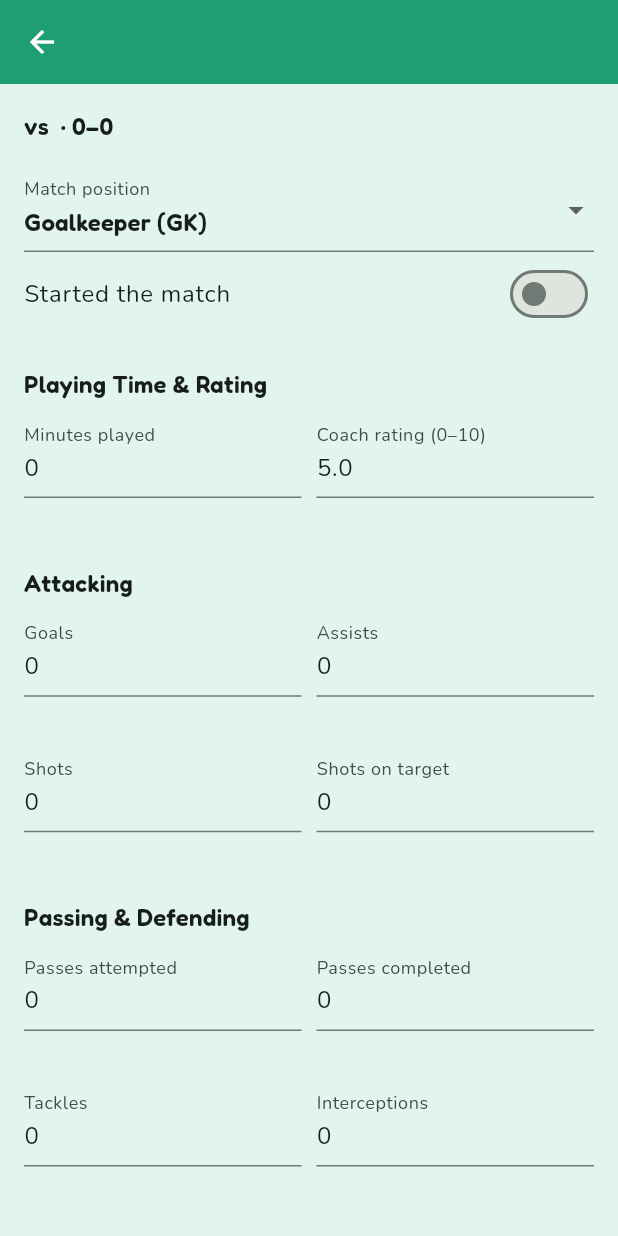
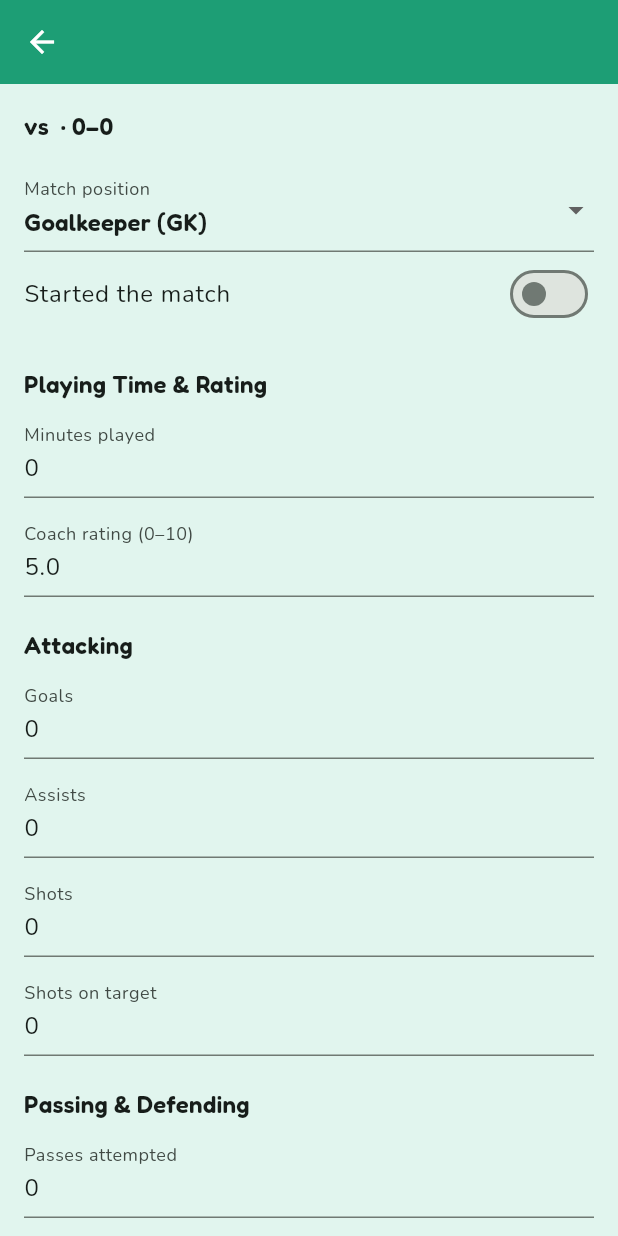
Before and after one commit to andreswooshik/FootPath-Cebu, a Flutter app: the EditMatchPerformanceScreen screen opened directly with empty values, on a phone screen of 412 x 824 dp. Run offline on Flutter 3.47's test engine with Material 3 defaults, Android fonts, the phone set to English and light mode, and no system bars; our stand-ins replace connectivity_plus, firebase_auth, firebase_core, firebase_messaging, flutter_animate, flutter_riverpod and 4 more; accounts and stored records are empty.

Commit message:
feat(mobile): make data layouts large-text friendly

```diff
--- a/footpath_cebu/lib/presentation/screens/edit_match_performance_screen.dart
+++ b/footpath_cebu/lib/presentation/screens/edit_match_performance_screen.dart
@@ -311,14 +311,27 @@ class _EditMatchPerformanceScreenState
           children: [
             Text(title, style: Theme.of(context).textTheme.titleMedium),
             const SizedBox(height: 8),
-            GridView.count(
-              shrinkWrap: true,
-              physics: const NeverScrollableScrollPhysics(),
-              crossAxisCount: 2,
-              childAspectRatio: 2.3,
-              mainAxisSpacing: 10,
-              crossAxisSpacing: 10,
-              children: fields,
+            LayoutBuilder(
+              builder: (context, constraints) {
+                final columns = constraints.maxWidth >= 720
+                    ? 3
+                    : constraints.maxWidth >= 440
+                    ? 2
+                    : 1;
+                const spacing = 10.0;
+                final fieldWidth =
+                    (constraints.maxWidth - (spacing * (columns - 1))) /
+                    columns;
+                return Wrap(
+                  key: Key('performance-fields-columns-$columns'),
+                  spacing: spacing,
+                  runSpacing: spacing,
+                  children: [
+                    for (final field in fields)
+                      SizedBox(width: fieldWidth, child: field),
+                  ],
+                );
+              },
             ),
           ],
         ),
--- a/footpath_cebu/lib/presentation/screens/match_statistics_screen.dart
+++ b/footpath_cebu/lib/presentation/screens/match_statistics_screen.dart
@@ -121,10 +121,10 @@ class _PlayerMatchStatisticsViewState
             style: Theme.of(context).textTheme.headlineSmall,
           ),
           const SizedBox(height: 12),
-          GridView.count(
+          GridView.extent(
             shrinkWrap: true,
             physics: const NeverScrollableScrollPhysics(),
-            crossAxisCount: 3,
+            maxCrossAxisExtent: 180,
             mainAxisSpacing: 8,
             crossAxisSpacing: 8,
             childAspectRatio: 1.2,
```
Also changed, not shown: footpath_cebu/lib/presentation/screens/guardian_dashboard_screen.dart (+23 -14 lines), 2 other files.
